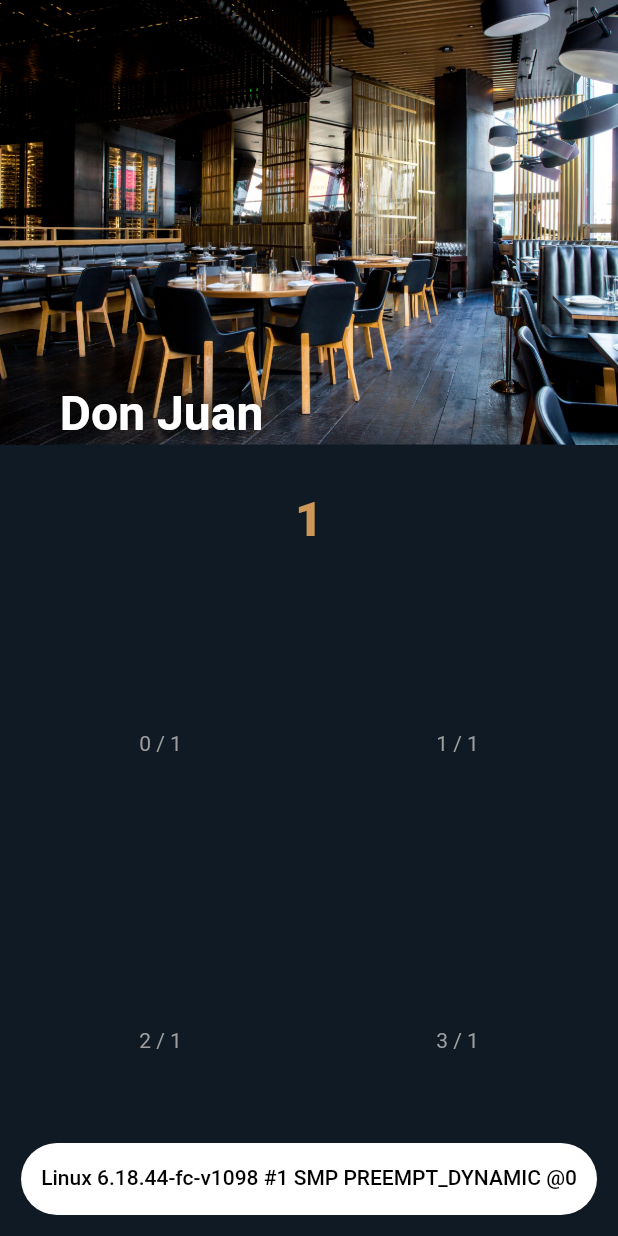
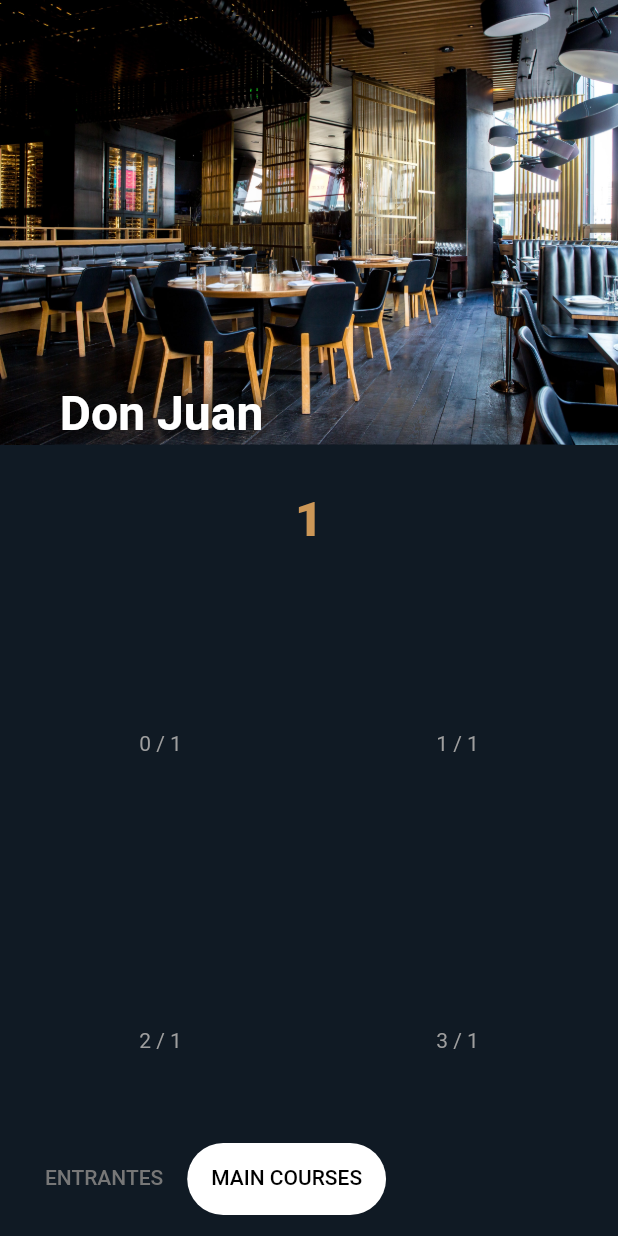
Before and after one commit to tomasbaran/chefmenu2, a Flutter app: the screen it shows after launch, tab 2 chosen, on a phone screen of 412 x 824 dp. Run offline on Flutter 3.47's test engine with Material 2 defaults, Android fonts, the phone set to English and light mode, and no system bars; our stand-ins replace flutter_svg, universal_io.

Commit message:
cta button styling

```diff
--- a/lib/theme/style_constants.dart
+++ b/lib/theme/style_constants.dart
@@ -41,7 +41,8 @@ const TextStyle ktsCategoryTitle = TextStyle(color: colorPrimary1, fontSize: 32,
 
 // CTA
 const double kCtaShowtimeDelay = 100;
-const double kCtaHeight = 52;
+const double kCtaHeight = 60;
 const double kCtaWidth = 358;
-const Color colorCtaBackground = Colors.white;
-const TextStyle ktsCta = TextStyle(color: colorRed, fontSize: 19, fontWeight: FontWeight.w700);
+const Color colorCtaBackground = colorRed;
+const TextStyle ktsCta = TextStyle(color: Colors.white, fontSize: 21, fontWeight: FontWeight.w700);
+const TextStyle kts2Cta = TextStyle(color: Color(0xFFECB4B4), fontSize: 11, fontWeight: FontWeight.w400);
--- a/lib/widgets/cta_button.dart
+++ b/lib/widgets/cta_button.dart
@@ -7,14 +7,20 @@ class CtaButton extends StatelessWidget {
     return Align(
       alignment: Alignment.bottomCenter,
       child: Container(
-        margin: EdgeInsets.only(bottom: kBigBoxPadding),
+        margin: EdgeInsets.all(kBigBoxPadding),
         height: kCtaHeight,
-        width: kCtaWidth,
+        width: MediaQuery.of(context).size.width,
         decoration: BoxDecoration(color: colorCtaBackground, borderRadius: BorderRadius.all(Radius.circular(100))),
         child: Center(
-          child: Text(
-            'CREAR MENÚ',
-            style: ktsCta,
+          child: Padding(
+            padding: const EdgeInsets.only(top: 8),
+            child: Column(
+              mainAxisAlignment: MainAxisAlignment.center,
+              children: [
+                Text('CREAR MENÚ', style: ktsCta),
+                Text('GRATIS PARA SIEMPRE', style: kts2Cta),
+              ],
+            ),
           ),
         ),
       ),
--- a/lib/widgets/my_tab_bar.dart
+++ b/lib/widgets/my_tab_bar.dart
@@ -2,7 +2,6 @@ import 'dart:io';
 
 import 'package:flutter/material.dart';
 import 'package:chefmenu2/theme/style_constants.dart';
-import 'package:chefmenu2/change_notifiers/tab_index.dart';
 import 'package:provider/provider.dart';
 import 'dart:ui';
 import 'package:universal_io/io.dart';
@@ -10,18 +9,21 @@ import 'package:chefmenu2/change_notifiers/my_scroll_position.dart';
 import 'package:chefmenu2/animation/cover_aka_back_layer_formulas.dart';
 
 class MyTabBar extends StatelessWidget {
+  //WORKAROUND: https://github.com/flutter/flutter/issues/64266
+  //REASON for workaround: so tabBar does NOT cover the CTA at all times
   double tabBarBottomPadding(BuildContext context) {
     //MOBILE platform:
     if (Platform.isIOS || Platform.isAndroid)
       return kBigBoxPadding;
     //DESKTOP platform: same as big_box_container.dart margin; ternary operators: for the bottom scroll up animation
     else {
+      // prevent bottom padding to get bigger than kBottomBigBoxPadding
       if ((Provider.of<MyScrollPosition>(context).data - backLayerAnimationTopPoint(context)) >= kBottomBigBoxPadding)
-        return kBottomBigBoxPadding - kBigBoxPadding;
+        return kBottomBigBoxPadding;
+      // formula to slide btw kBottomBigBoxPadding && kBigBoxPadding; it is being moved together with the bottom padding of Big Box (so it's almost Big Box bottom padding copy)
       else if (Provider.of<MyScrollPosition>(context).data > backLayerAnimationTopPoint(context) + 2 * kBigBoxPadding)
-        return kBottomBigBoxPadding - kBigBoxPadding;
-      else if ((Provider.of<MyScrollPosition>(context).data - backLayerAnimationTopPoint(context)) >= kBottomBigBoxPadding)
         return kBigBoxPadding + (Provider.of<MyScrollPosition>(context).data - backLayerAnimationTopPoint(context)) - 2 * kBigBoxPadding;
+      // prevent bottom padding to get smaller than kBigBoxPadding
       else
         return kBigBoxPadding;
     }
@@ -35,23 +37,12 @@ class MyTabBar extends StatelessWidget {
       margin: EdgeInsets.only(
         left: kBigBoxPadding,
         right: kBigBoxPadding,
-        // DEPRECATED: smooth movement of tabbar that was supposed to be moved together with the bottom padding of Big Box
-        //bottom: kBottomBigBoxPadding - 2 * kBigBoxPadding,
-        //same as big_box_container.dart margin; ternary operators: for the bottom scroll up animation
-        // bottom: (Provider.of<MyScrollPosition>(context).data - backLayerAnimationTopPoint(context)) >= kBottomBigBoxPadding
-        //     ? kBottomBigBoxPadding - kBigBoxPadding
-        //     : Provider.of<MyScrollPosition>(context).data > backLayerAnimationTopPoint(context) + 2 * kBigBoxPadding
-        //         ? kBigBoxPadding + (Provider.of<MyScrollPosition>(context).data - backLayerAnimationTopPoint(context)) - 2 * kBigBoxPadding
-        //         : kBigBoxPadding,
-        //bottom: kBigBoxPadding,
         bottom: tabBarBottomPadding(context),
       ),
       padding: EdgeInsets.all(6),
       width: MediaQuery.of(context).size.width,
       decoration: BoxDecoration(
         color: colorBackground,
-        //color: Colors.black38,
-        //color: Colors.pinkAccent,
         borderRadius: BorderRadius.circular(30),
       ),
       child: ClipRRect(
@@ -65,13 +56,13 @@ class MyTabBar extends StatelessWidget {
           indicator: BoxDecoration(shape: BoxShape.rectangle, borderRadius: BorderRadius.all(Radius.circular(30)), color: Colors.white),
           tabs: [
             Tab(
-              text: Platform.operatingSystem,
+              text: 'ENTRANTES',
               // icon: Image.asset('icons/218-bacon-1.png',
               //     height: kTabIconHeight,
               //     color: Provider.of<TabIndex>(context).position == 0 ? colorTabActive : Colors.white.withOpacity(0.33) /* colorTabInactive */),
             ),
             Tab(
-              text: Platform.operatingSystemVersion,
+              text: 'MAIN COURSES',
               // icon: Image.asset('icons/164-crab.png',
               //     height: kTabIconHeight, color: _tabController.index == 1 ? colorTabActive : Colors.white.withOpacity(0.33) /* colorTabInactive */),
             ),
```
Also changed, not shown: lib/screens/demo_screen.dart (+5 -14 lines), 1 other file.
